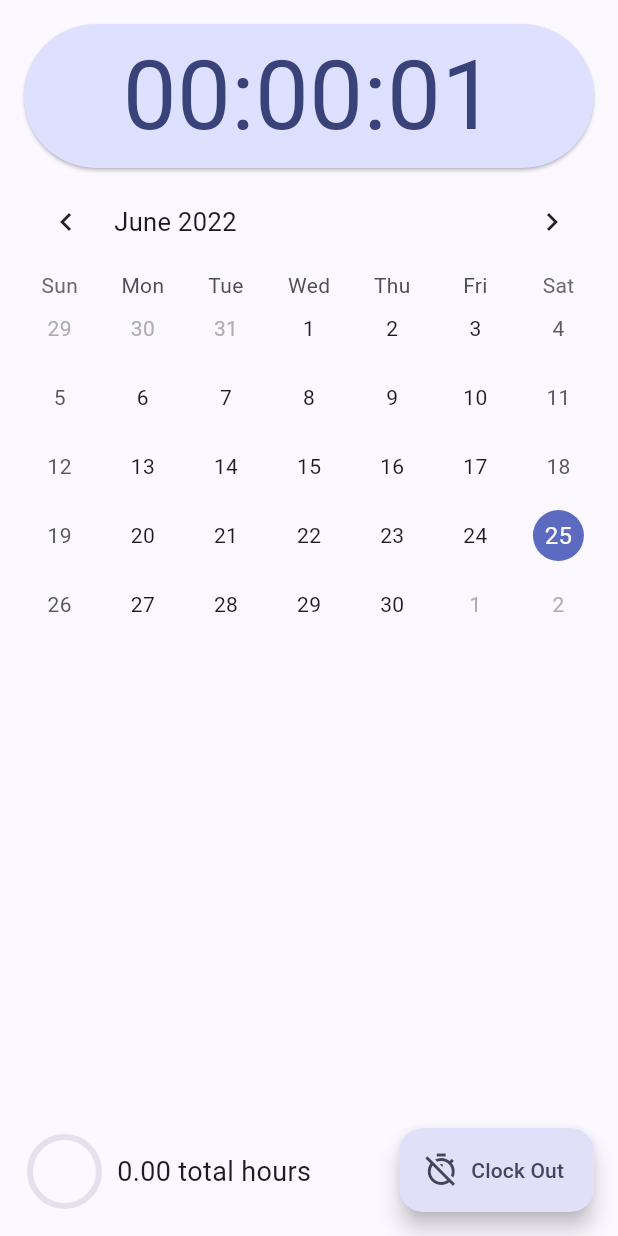
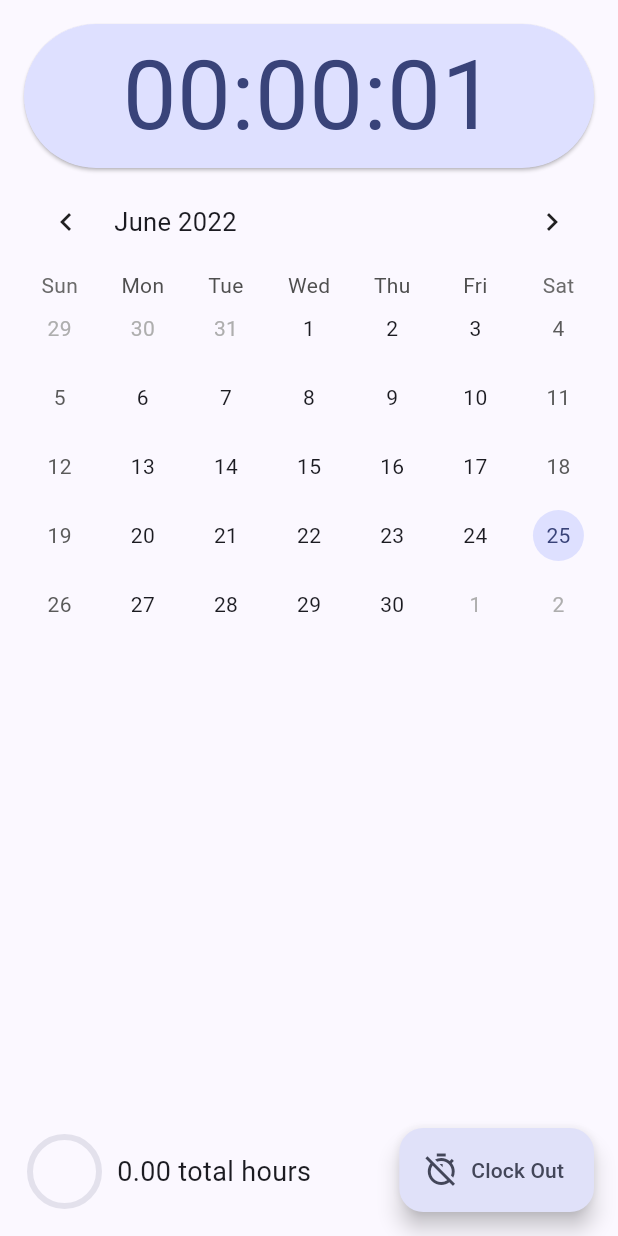
Before and after one commit to mjansen4857/rr_attendance, a Flutter app: the TimeTrackerPage screen opened directly with empty values, on a phone screen of 412 x 824 dp. Run offline on Flutter 3.47's test engine with Material 2 defaults, Android fonts, the light colour scheme and no system bars; drawn by our look-alikes of dynamic_color, table_calendar; our stand-ins replace cloud_firestore, firebase_analytics, firebase_auth, firebase_core, fl_chart, google_sign_in and 1 more; accounts and stored records are empty.

Commit message:
support dynamic color on android

```diff
--- a/lib/pages/home_page.dart
+++ b/lib/pages/home_page.dart
@@ -92,8 +92,11 @@ class _HomePageState extends State<HomePage> {
       return Container();
     }
 
+    ColorScheme colorScheme = Theme.of(context).colorScheme;
+
     return Scaffold(
       body: _buildBody(),
+      backgroundColor: colorScheme.surface,
       appBar: AppBar(
         title: Text(_destinations[_selectedTab].label),
         elevation: 1,
--- a/lib/pages/login_page.dart
+++ b/lib/pages/login_page.dart
@@ -54,7 +54,10 @@ class _LoginPageState extends State<LoginPage> with TickerProviderStateMixin {
 
   @override
   Widget build(BuildContext context) {
+    ColorScheme colorScheme = Theme.of(context).colorScheme;
+
     return Scaffold(
+      backgroundColor: colorScheme.surface,
       body: Stack(
         children: [
           Center(
--- a/lib/pages/settings_page.dart
+++ b/lib/pages/settings_page.dart
@@ -39,7 +39,10 @@ class _SettingsPageState extends State<SettingsPage> {
 
   @override
   Widget build(BuildContext context) {
+    ColorScheme colorScheme = Theme.of(context).colorScheme;
+
     return Scaffold(
+      backgroundColor: colorScheme.surface,
       floatingActionButton: FloatingActionButton.extended(
         onPressed: widget.onSignOut,
         label: Text('Sign Out'),
@@ -110,6 +113,7 @@ class _SettingsPageState extends State<SettingsPage> {
                         context: context,
                         builder: (context) {
                           return AlertDialog(
+                            backgroundColor: colorScheme.surface,
                             title: Text('Request Account Deletion'),
                             content: Text(
                                 'Are you sure you want to request account deletion? This is a manual process and will take up to a few days.'),
--- a/lib/pages/time_tracker_page.dart
+++ b/lib/pages/time_tracker_page.dart
@@ -82,6 +82,7 @@ class _TimeTrackerPageState extends State<TimeTrackerPage>
 
     return Scaffold(
       floatingActionButton: _buildFAB(),
+      backgroundColor: colorScheme.surface,
       body: Padding(
         padding: const EdgeInsets.all(12),
         child: Stack(
@@ -138,10 +139,25 @@ class _TimeTrackerPageState extends State<TimeTrackerPage>
                     },
                     headerStyle: HeaderStyle(formatButtonVisible: false),
                     calendarStyle: CalendarStyle(
-                        markerDecoration: BoxDecoration(
-                      color: colorScheme.primaryContainer,
-                      shape: BoxShape.circle,
-                    )),
+                      markerDecoration: BoxDecoration(
+                        color: colorScheme.secondaryContainer,
+                        shape: BoxShape.circle,
+                      ),
+                      todayDecoration: BoxDecoration(
+                        color: colorScheme.primary,
+                        shape: BoxShape.circle,
+                      ),
+                      todayTextStyle: TextStyle(
+                        color: colorScheme.onPrimary,
+                      ),
+                      selectedDecoration: BoxDecoration(
+                        color: colorScheme.primaryContainer,
+                        shape: BoxShape.circle,
+                      ),
+                      selectedTextStyle: TextStyle(
+                        color: colorScheme.onPrimaryContainer,
+                      ),
+                    ),
                     rowHeight: 46,
                     onPageChanged: (focusedDay) {
                       _focusedDay = focusedDay;
@@ -274,8 +290,10 @@ class _TimeTrackerPageState extends State<TimeTrackerPage>
         context: context,
         builder: (context) {
           TextEditingController controller = TextEditingController();
+          ColorScheme colorScheme = Theme.of(context).colorScheme;
 
           return AlertDialog(
+            backgroundColor: colorScheme.surface,
             title: Text('Submit Time Request'),
             content: Column(
               mainAxisSize: MainAxisSize.min,
@@ -290,7 +308,7 @@ class _TimeTrackerPageState extends State<TimeTrackerPage>
                   autofocus: true,
                   keyboardType: TextInputType.numberWithOptions(
                       signed: false, decimal: true),
-                  keyboardAppearance: Brightness.dark,
+                  keyboardAppearance: colorScheme.brightness,
                   inputFormatters: [
                     FilteringTextInputFormatter.allow(RegExp(r'(\d*\.?\d*)'))
                   ],
--- a/lib/widgets/user_update_dialog.dart
+++ b/lib/widgets/user_update_dialog.dart
@@ -29,7 +29,10 @@ class _UserUpdateDialogState extends State<UserUpdateDialog> {
 
   @override
   Widget build(BuildContext context) {
+    ColorScheme colorScheme = Theme.of(context).colorScheme;
+
     return AlertDialog(
+      backgroundColor: colorScheme.surface,
       title: Text('Update Name & Team'),
       actions: [
         TextButton(
--- a/pubspec.yaml
+++ b/pubspec.yaml
@@ -27,6 +27,7 @@ dependencies:
   firebase_analytics: ^9.1.10
   crypto: ^3.0.2
   sign_in_with_apple: ^3.3.0
+  dynamic_color: ^1.4.0
 
 dev_dependencies:
   flutter_launcher_icons: ^0.9.2
```
Also changed, not shown: lib/main.dart (+39 -12 lines), pubspec.lock.
